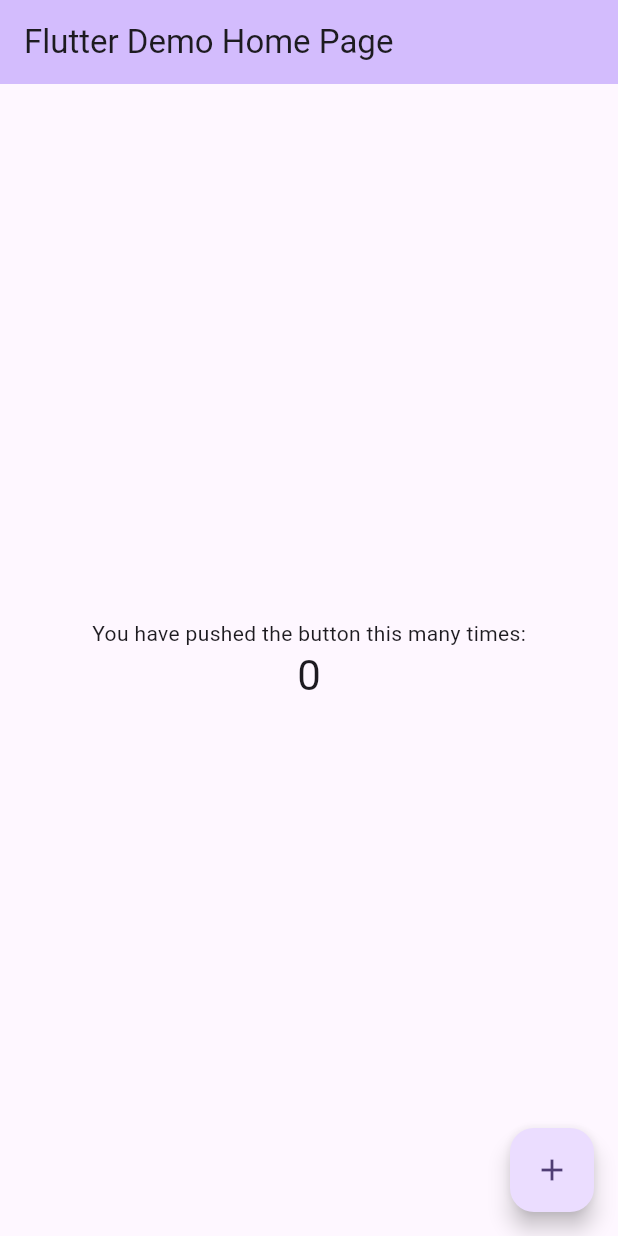
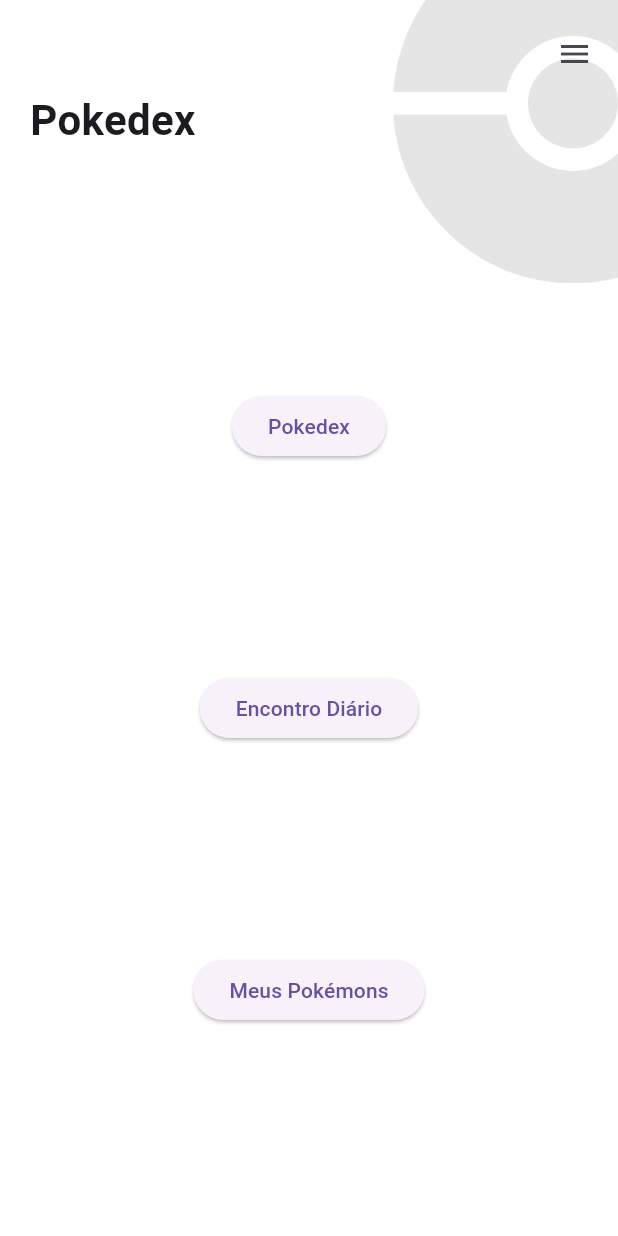
Before and after one commit to estelitafernanda/PokedexApp, a Flutter app: the screen it shows after launch, on a phone screen of 412 x 824 dp. Run offline on Flutter 3.47's test engine with Material 3 defaults, Android fonts, the phone set to English and light mode, and no system bars; our stand-ins replace freezed_annotation; Roboto replaces fonts that are missing (Google).

Commit message:
add pages, homepage

```diff
--- /dev/null
+++ b/lib/consts/const_app.dart
@@ -0,0 +1,6 @@
+class ConstApp {
+
+  static const whitePokeball = 'assets/images/pokeball.png';
+  static const blackPokeball = 'assets/images/pokeball_dark.png';
+
+}
--- a/lib/domain/base/base.dart
+++ b/lib/domain/base/base.dart
@@ -6,12 +6,12 @@ part 'base.g.dart';
 @freezed
 class Base with _$Base{
   const factory Base({
-    required int HP,
-    required int Attack,
-    required int Defense,
-    @JsonKey(name: 'Sp. Attack') required int spAttack,
-    @JsonKey(name: 'Sp. Defense') required int spDefense,
-    required int Speed,
+    required int hp,
+    required int attack,
+    required int defense,
+    required int spAttack,
+    required int spDefense,
+    required int speed,
   }) = _Base;
 
   factory Base.fromJson(Map<String, dynamic> json) => _$BaseFromJson(json);
--- a/lib/main.dart
+++ b/lib/main.dart
@@ -1,4 +1,5 @@
 import 'package:flutter/material.dart';
+import 'package:pokedexapp/pages/home_page/home_page.dart';
 
 void main() {
   runApp(const MyApp());
@@ -7,119 +8,15 @@ void main() {
 class MyApp extends StatelessWidget {
   const MyApp({super.key});
 
-  // This widget is the root of your application.
   @override
   Widget build(BuildContext context) {
     return MaterialApp(
-      title: 'Flutter Demo',
+      debugShowCheckedModeBanner: false,
+      title: 'Pokedex',
       theme: ThemeData(
-        // This is the theme of your application.
-        //
-        // TRY THIS: Try running your application with "flutter run". You'll see
-        // the application has a purple toolbar. Then, without quitting the app,
-        // try changing the seedColor in the colorScheme below to Colors.green
-        // and then invoke "hot reload" (save your changes or press the "hot
-        // reload" button in a Flutter-supported IDE, or press "r" if you used
-        // the command line to start the app).
-        //
-        // Notice that the counter didn't reset back to zero; the application
-        // state is not lost during the reload. To reset the state, use hot
-        // restart instead.
-        //
-        // This works for code too, not just values: Most code changes can be
-        // tested with just a hot reload.
-        colorScheme: ColorScheme.fromSeed(seedColor: Colors.deepPurple),
-        useMaterial3: true,
+        primarySwatch: Colors.blue,
       ),
-      home: const MyHomePage(title: 'Flutter Demo Home Page'),
+      home: const HomePage(),
     );
   }
 }
-
-class MyHomePage extends StatefulWidget {
-  const MyHomePage({super.key, required this.title});
-
-  // This widget is the home page of your application. It is stateful, meaning
-  // that it has a State object (defined below) that contains fields that affect
-  // how it looks.
-
-  // This class is the configuration for the state. It holds the values (in this
-  // case the title) provided by the parent (in this case the App widget) and
-  // used by the build method of the State. Fields in a Widget subclass are
-  // always marked "final".
-
-  final String title;
-
-  @override
-  State<MyHomePage> createState() => _MyHomePageState();
-}
-
-class _MyHomePageState extends State<MyHomePage> {
-  int _counter = 0;
-
-  void _incrementCounter() {
-    setState(() {
-      // This call to setState tells the Flutter framework that something has
-      // changed in this State, which causes it to rerun the build method below
-      // so that the display can reflect the updated values. If we changed
-      // _counter without calling setState(), then the build method would not be
-      // called again, and so nothing would appear to happen.
-      _counter++;
-    });
-  }
-
-  @override
-  Widget build(BuildContext context) {
-    // This method is rerun every time setState is called, for instance as done
-    // by the _incrementCounter method above.
-    //
-    // The Flutter framework has been optimized to make rerunning build methods
-    // fast, so that you can just rebuild anything that needs updating rather
-    // than having to individually change instances of widgets.
-    return Scaffold(
-      appBar: AppBar(
-        // TRY THIS: Try changing the color here to a specific color (to
-        // Colors.amber, perhaps?) and trigger a hot reload to see the AppBar
-        // change color while the other colors stay the same.
-        backgroundColor: Theme.of(context).colorScheme.inversePrimary,
-        // Here we take the value from the MyHomePage object that was created by
-        // the App.build method, and use it to set our appbar title.
-        title: Text(widget.title),
-      ),
-      body: Center(
-        // Center is a layout widget. It takes a single child and positions it
-        // in the middle of the parent.
-        child: Column(
-          // Column is also a layout widget. It takes a list of children and
-          // arranges them vertically. By default, it sizes itself to fit its
-          // children horizontally, and tries to be as tall as its parent.
-          //
-          // Column has various properties to control how it sizes itself and
-          // how it positions its children. Here we use mainAxisAlignment to
-          // center the children vertically; the main axis here is the vertical
-          // axis because Columns are vertical (the cross axis would be
-          // horizontal).
-          //
-          // TRY THIS: Invoke "debug painting" (choose the "Toggle Debug Paint"
-          // action in the IDE, or press "p" in the console), to see the
-          // wireframe for each widget.
-          mainAxisAlignment: MainAxisAlignment.center,
-          children: <Widget>[
-            const Text(
-              'You have pushed the button this many times:',
-            ),
-            Text(
-              '$_counter',
-              style: Theme.of(context).textTheme.headlineMedium,
-            ),
-          ],
-        ),
-      ),
-      floatingActionButton: FloatingActionButton(
-        onPressed: _incrementCounter,
-        tooltip: 'Increment',
-        child: const Icon(Icons.add),
-      ), // This trailing comma makes auto-formatting nicer for build methods.
-    );
-  }
-}
--- /dev/null
+++ b/lib/pages/home_page/home_page.dart
@@ -0,0 +1,70 @@
+import 'package:flutter/material.dart';
+import 'package:pokedexapp/consts/const_app.dart';
+import 'package:pokedexapp/pages/home_page/widgets/app_bar_home.dart';
+
+class HomePage extends StatelessWidget {
+  const HomePage({super.key});
+
+  @override
+  Widget build(BuildContext context) {
+    double screenWidth = MediaQuery.of(context).size.width;
+    double statusWidth = MediaQuery.of(context).padding.top;
+
+    return Scaffold(
+      backgroundColor: Colors.white,
+      body: Stack(
+        alignment: Alignment.topCenter,
+        clipBehavior: Clip.none,
+        children: <Widget>[
+        Positioned(
+          top: -(240 / 4.7),
+          left: screenWidth -(240 / 1.6),
+          child: Opacity(
+            opacity: 0.1,
+            child: Image.asset(
+              ConstApp.blackPokeball,
+              height: 240,
+              width: 240,
+            ),
+          ),
+        ),
+        Column(
+          children: <Widget>[
+            Container(
+              height: statusWidth,
+          ),
+          const AppBarHome(),
+          Expanded(
+            child: Container(
+              alignment: Alignment.center,
+              height: 200,
+              width: 200,
+              child: Column(
+                mainAxisAlignment: MainAxisAlignment.spaceEvenly,
+                children: [
+                  ElevatedButton(
+                    onPressed: () {},
+                    //Navigator.pushNamed(context, '/pokedex'),
+                    child: const Text("Pokedex"),
+                  ),
+                  ElevatedButton(
+                    onPressed: () {},
+                     //Navigator.pushNamed(context, '/encontroDiario'),
+                    child: const Text("Encontro Diário"),
+                  ),
+                  ElevatedButton(
+                    onPressed: () {},
+                     //Navigator.pushNamed(context, '/meusPokemons'),
+                    child: const Text("Meus Pokémons"),
+                  ),
+                ],
+              ),
+            )
+          )
+         ],
+        ),
+       ],
+      ),
+    );
+  }
+}
--- /dev/null
+++ b/lib/pages/home_page/widgets/app_bar_home.dart
@@ -0,0 +1,45 @@
+import 'package:flutter/material.dart';
+
+class AppBarHome extends StatelessWidget {
+  const AppBarHome({super.key});
+
+  @override
+  Widget build(BuildContext context) {
+    return SizedBox(
+      height: 120,
+      child: Column(
+        children: [
+          Row(
+            mainAxisAlignment: MainAxisAlignment.end,
+            children: <Widget>[
+              Padding(
+                padding: const EdgeInsets.only(top: 12, right: 5),
+                child: IconButton(
+                  icon: const Icon(Icons.menu),
+                  onPressed: () {},
+                ),
+              )
+            ],
+          ),
+          const Row(
+            mainAxisAlignment: MainAxisAlignment.start,
+            children: [
+              Padding(
+                padding: EdgeInsets.only(left: 20),
+                child: Text(
+                  'Pokedex',
+                  style: TextStyle(
+                    fontFamily: 'Google',
+                    fontWeight: FontWeight.bold,
+                    fontSize: 28,
+                  ),
+                ),
+              ),
+            ],
+          )
+        ],
+      ),
+      //color: Colors.red,
+    );
+  }
+}
```
Also changed, not shown: pubspec.yaml (+3 -4 lines), assets/images/pokeball.png (added), assets/images/pokeball_dark.png (added), lib/domain/base/base.freezed.dart, lib/domain/base/base.g.dart.
